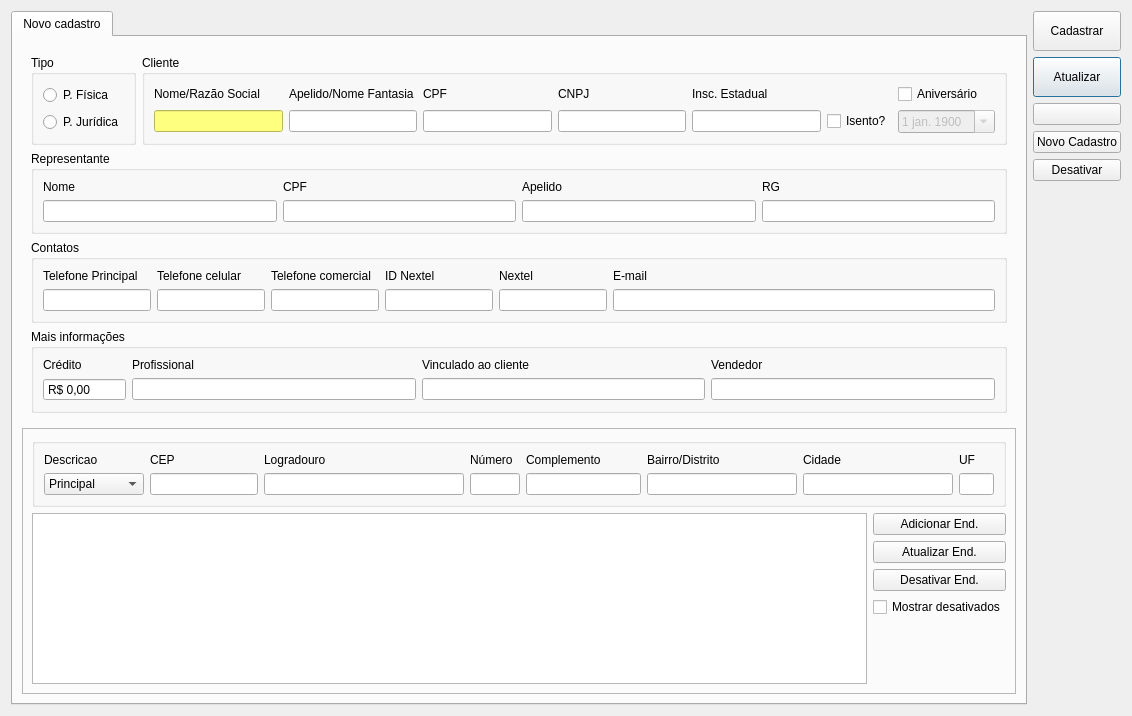
Above: ui/cadastrocliente.ui from darktorres/ERP-STACCATO before the change. Below: the same form after it.
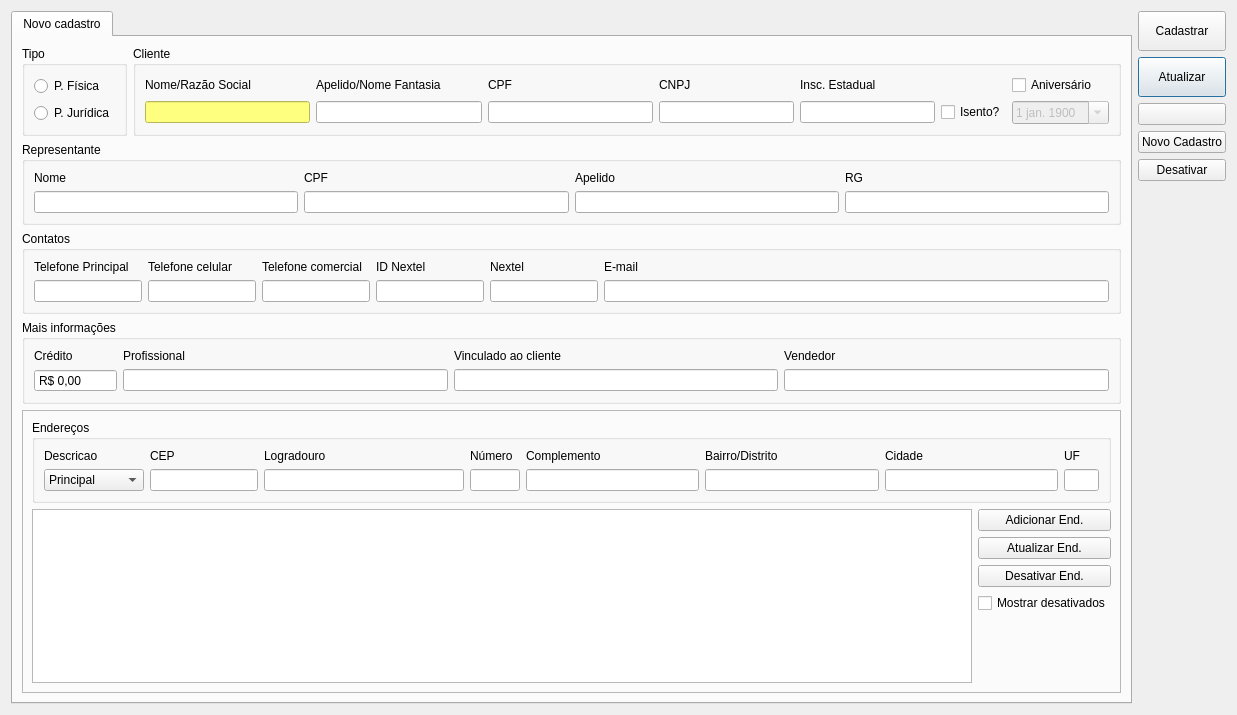
That is the form after the change. Icons and pictures are not drawn. Custom widgets are drawn as their Qt base class.

The edit to the form file:
```diff
--- a/ui/cadastrocliente.ui
+++ b/ui/cadastrocliente.ui
@@ -9,8 +9,8 @@
    <rect>
     <x>0</x>
     <y>0</y>
-    <width>1132</width>
-    <height>716</height>
+    <width>1237</width>
+    <height>715</height>
    </rect>
   </property>
   <property name="windowTitle">
@@ -83,8 +83,8 @@
        </property>
        <property name="sizeHint" stdset="0">
         <size>
-         <width>20</width>
-         <height>40</height>
+         <width>0</width>
+         <height>0</height>
         </size>
        </property>
       </spacer>
@@ -104,6 +104,18 @@
        <item row="0" column="0">
         <widget class="QFrame" name="frame">
          <layout class="QGridLayout" name="gridLayout_15">
+          <property name="leftMargin">
+           <number>0</number>
+          </property>
+          <property name="topMargin">
+           <number>0</number>
+          </property>
+          <property name="rightMargin">
+           <number>0</number>
+          </property>
+          <property name="bottomMargin">
+           <number>0</number>
+          </property>
           <item row="1" column="0" colspan="4">
            <layout class="QGridLayout" name="gridLayout_5">
             <item row="0" column="1">
@@ -778,7 +790,7 @@
           <item row="0" column="0" colspan="2">
            <widget class="QGroupBox" name="groupBoxEndereco">
             <property name="title">
-             <string/>
+             <string>Endereços</string>
             </property>
             <layout class="QGridLayout" name="gridLayout_22">
              <item row="1" column="5">
@@ -1073,8 +1085,8 @@
               </property>
               <property name="sizeHint" stdset="0">
                <size>
-                <width>20</width>
-                <height>40</height>
+                <width>0</width>
+                <height>0</height>
                </size>
               </property>
              </spacer>
```
